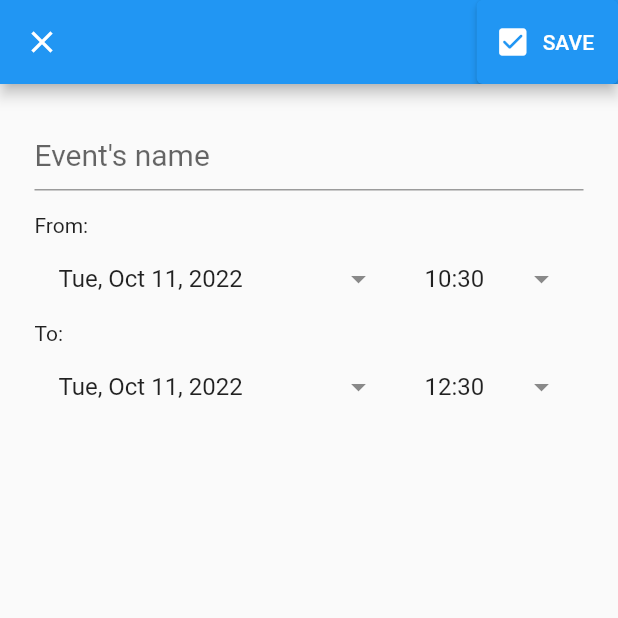
After one commit to sebastianpartyka/kalendar2, a Flutter app: the EventPage screen opened directly, on a phone screen of 412 x 824 dp, the top half of it. The commit adds this screen. Run offline on Flutter 3.47's test engine with Material 2 defaults, Android fonts, the phone set to English and light mode, and no system bars; our stand-ins replace convex_bottom_bar, firebase_core, fl_chart, flutter_datetime_picker, pie_chart, syncfusion_flutter_calendar; missing offline and left inert: flutter_clean_calendar; accounts and stored records are empty; network calls fail.

Commit message:
Add event page and provider

```diff
--- a/lib/DemoApp.dart
+++ b/lib/DemoApp.dart
@@ -2,6 +2,7 @@ import 'package:convex_bottom_bar/convex_bottom_bar.dart';
 import 'package:flutter/cupertino.dart';
 import 'package:flutter/material.dart';
 import 'package:flutter_clean_calendar/flutter_clean_calendar.dart';
+import 'package:kalendar2/event/event_page.dart';
 import 'package:kalendar2/homepage.dart';
 import 'package:kalendar2/more_page.dart';
 import 'package:kalendar2/navigation_drawer_widget.dart';
@@ -171,6 +172,11 @@ class _DemoAppState extends State<DemoApp> {
       floatingActionButton: FloatingActionButton(
         //Floating action button on Scaffold
         onPressed: () {
+          Navigator.of(context).push(
+            MaterialPageRoute(
+              builder: (_) => const EventPage(),
+            ),
+          );
           //code to execute on button press
         },
         child: Icon(Icons.add), //icon inside button
--- /dev/null
+++ b/lib/event/event_page.dart
@@ -0,0 +1,213 @@
+import 'package:flutter/material.dart';
+import 'package:kalendar2/DemoApp.dart';
+import 'package:kalendar2/event/event_provider.dart';
+import 'package:kalendar2/event/event_tools.dart';
+import 'package:intl/intl.dart';
+import 'package:flutter_datetime_picker/flutter_datetime_picker.dart';
+import 'package:provider/provider.dart';
+import 'package:syncfusion_flutter_calendar/calendar.dart';
+
+class EventPage extends StatefulWidget {
+  final Event? event;
+
+  const EventPage({Key? key, this.event}) : super(key: key);
+
+  @override
+  State<EventPage> createState() => _EventPageState();
+}
+
+class _EventPageState extends State<EventPage> {
+  final titleController = TextEditingController();
+  final _formKey = GlobalKey<FormState>();
+  late DateTime fromDate;
+  late DateTime toDate;
+
+  @override
+  void dispose() {
+    titleController.dispose();
+    super.dispose();
+  }
+
+  @override
+  void initState() {
+    super.initState();
+
+    if (widget.event == null) {
+      fromDate = DateTime.now();
+      toDate = DateTime.now().add(
+        const Duration(hours: 2),
+      );
+    }
+  }
+
+  @override
+  Widget build(BuildContext context) {
+    return Scaffold(
+      appBar: AppBar(
+        leading: const CloseButton(),
+        actions: [
+          ElevatedButton.icon(
+            onPressed: () {},
+            icon: const Icon(Icons.check_box_rounded),
+            label: const Text('SAVE'),
+          ),
+        ],
+        // title: const Center(
+        //   child: Text(''),
+        // ),
+      ),
+      body: SingleChildScrollView(
+        padding: const EdgeInsets.all(23.0),
+        child: Form(
+          key: _formKey,
+          child: Column(
+            children: [
+              title(),
+              const SizedBox(height: 15),
+              buildDateTimePickers(),
+            ],
+          ),
+        ),
+      ),
+    );
+  }
+
+  title() => TextFormField(
+        style: const TextStyle(fontSize: 20),
+        decoration: const InputDecoration(
+          border: UnderlineInputBorder(),
+          hintText: "Event's name",
+        ),
+        onFieldSubmitted: (_) => saveForm(),
+        controller: titleController,
+        validator: (title) =>
+            title != null && title.isEmpty ? 'Name cannot be empty' : null,
+      );
+
+  buildDateTimePickers() => Column(
+        children: [
+          buildFrom(),
+          buildTo(),
+        ],
+      );
+
+  buildFrom() => Column(
+        children: [
+          Row(
+            children: const [
+              Text('From:'),
+            ],
+          ),
+          Row(
+            children: [
+              Expanded(
+                flex: 2,
+                child: buildDropdownField(
+                  text: DateTools.toDate(fromDate),
+                  onClicked: () {},
+                ),
+              ),
+              Expanded(
+                child: buildDropdownField(
+                  text: DateTools.toTime(fromDate),
+                  onClicked: () {},
+                ),
+              )
+            ],
+          ),
+          //Row(),
+        ],
+      );
+
+  buildTo() => Column(
+        children: [
+          Row(
+            children: const [
+              Text('To:'),
+            ],
+          ),
+          Row(
+            children: [
+              Expanded(
+                flex: 2,
+                child: buildDropdownField(
+                  text: DateTools.toDate(toDate),
+                  onClicked: () {},
+                ),
+              ),
+              Expanded(
+                child: buildDropdownField(
+                  text: DateTools.toTime(toDate),
+                  onClicked: () {},
+                ),
+              )
+            ],
+          ),
+          //Row(),
+        ],
+      );
+
+  buildDropdownField({required String text, required VoidCallback onClicked}) =>
+      ListTile(
+        title: Text(text),
+        trailing: const Icon(Icons.arrow_drop_down),
+        onTap: onClicked,
+      );
+
+  Future pickFromDateTime({required bool pickDate}) async {
+    final date = await pickDateTime(fromDate, pickDate: pickDate);
+    if (date == null) return;
+    if (date.isAfter(toDate)) {
+      toDate = DateTime(
+        date.year,
+        date.month,
+        date.day,
+      );
+    }
+    setState(() => fromDate = date);
+  }
+
+  Future pickToDateTime({required bool pickDate}) async {
+    final date = await pickDateTime(toDate,
+        pickDate: pickDate, firstDate: pickDate ? fromDate : null);
+    if (date == null) return;
+
+    setState(() => toDate = date);
+  }
+
+  Future<DateTime?> pickDateTime(
+    DateTime initialDate, {
+    required bool pickDate,
+    DateTime? firstDate,
+  }) async {
+    if (pickDate) {
+      final date = await showDatePicker(
+          context: context,
+          initialDate: initialDate,
+          firstDate: firstDate ?? DateTime(2020, 1),
+          lastDate: DateTime(2050, 1));
+      if (date == null) return null;
+
+      final time =
+          Duration(hours: initialDate.hour, minutes: initialDate.minute);
+
+      return date.add(time);
+    }
+  }
+
+  Future saveForm() async {
+    final isValid = _formKey.currentState!.validate();
+
+    if (isValid) {
+      final event = Event(
+        title: titleController.text,
+        from: fromDate,
+        to: toDate,
+      );
+
+      final provider = Provider.of<EventProvider>(context, listen: false);
+      provider.addEvent(event);
+      Navigator.of(context).pop();
+    }
+  }
+}
--- /dev/null
+++ b/lib/event/event_provider.dart
@@ -0,0 +1,14 @@
+import 'package:flutter/material.dart';
+import 'event_tools.dart';
+
+class EventProvider extends ChangeNotifier {
+  final List<Event> _events = [];
+
+  List<Event> get events => _events;
+
+  void addEvent(Event event) {
+    _events.add(event);
+
+    notifyListeners();
+  }
+}
--- /dev/null
+++ b/lib/event/event_tools.dart
@@ -0,0 +1,32 @@
+import 'package:intl/intl.dart';
+
+class DateTools {
+  static String toDateTime(DateTime dateTime) {
+    final date = DateFormat.yMMMEd().format(dateTime);
+    final time = DateFormat.Hm().format(dateTime);
+
+    return '$date $time';
+  }
+
+  static String toDate(DateTime dateTime) {
+    final date = DateFormat.yMMMEd().format(dateTime);
+    return date;
+  }
+
+  static String toTime(DateTime dateTime) {
+    final time = DateFormat.Hm().format(dateTime);
+    return time;
+  }
+}
+
+class Event {
+  final String title;
+  final DateTime from;
+  final DateTime to;
+
+  Event({
+    required this.title,
+    required this.from,
+    required this.to,
+  });
+}
--- a/pubspec.yaml
+++ b/pubspec.yaml
@@ -41,6 +41,10 @@ dependencies:
   fl_chart: ^0.55.1
   firebase_core: ^1.22.0
   cloud_firestore: ^3.4.8
+  flutter_bloc: ^8.1.1
+  flutter_provider: ^2.1.0
+  flutter_datetime_picker: ^1.5.1
+  syncfusion_flutter_calendar: ^20.3.48
 
 dev_dependencies:
   flutter_test:
```
Also changed, not shown: pubspec.lock, 1 other file.
